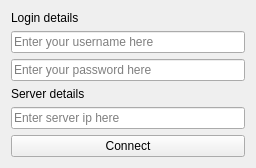
First picture: the form in serverdialog.ui, repository HowToKartoxa/abomination, before the edit.
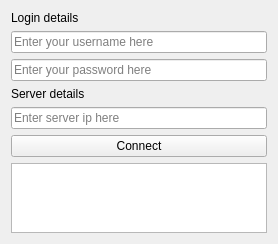
Second picture: the form after the edit.

Diff of the .ui file:
```diff
--- a/serverdialog.ui
+++ b/serverdialog.ui
@@ -6,8 +6,8 @@
    <rect>
     <x>0</x>
     <y>0</y>
-    <width>256</width>
-    <height>166</height>
+    <width>278</width>
+    <height>209</height>
    </rect>
   </property>
   <property name="windowTitle">
@@ -62,6 +62,9 @@
      </property>
     </widget>
    </item>
+   <item>
+    <widget class="QTextBrowser" name="outputLog"/>
+   </item>
   </layout>
  </widget>
  <resources/>
```
